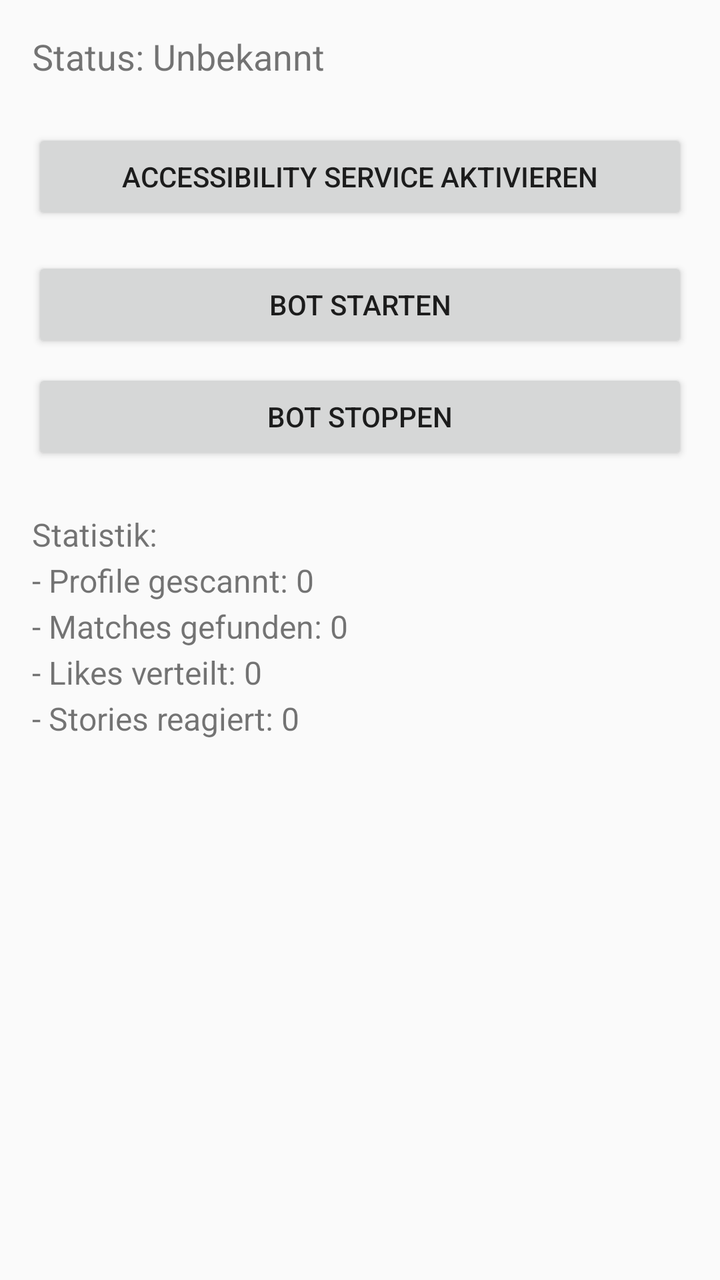
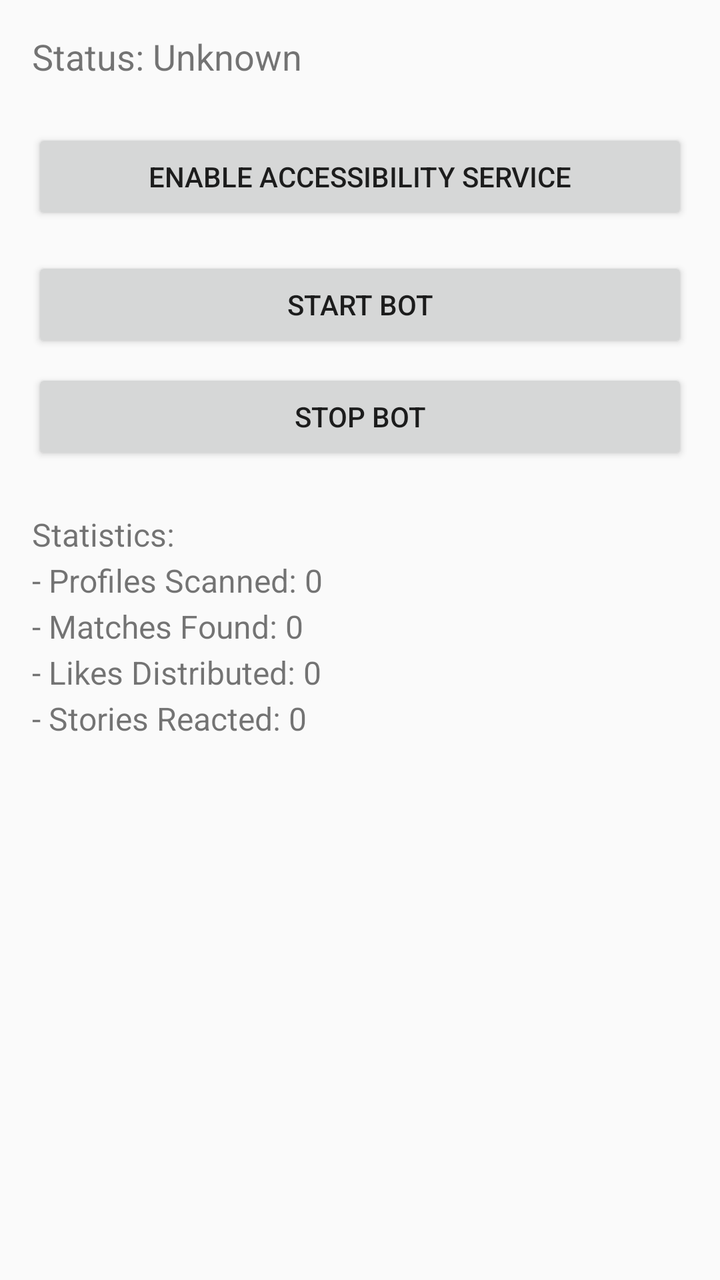

An Android layout rendered at two revisions. The XML below is the earlier revision; the diff shows what the commit changed to produce the second picture.
<!-- AndroidManifest.xml: activity theme Theme.InstaTask -->
<!-- res/layout/activity_main.xml -->
<?xml version="1.0" encoding="utf-8"?>
<LinearLayout xmlns:android="http://schemas.android.com/apk/res/android"
    android:layout_width="match_parent"
    android:layout_height="match_parent"
    android:orientation="vertical"
    android:padding="16dp">

    <TextView
        android:id="@+id/tvStatus"
        android:layout_width="wrap_content"
        android:layout_height="wrap_content"
        android:text="Status: Unbekannt"
        android:textSize="18sp"
        android:layout_marginBottom="24dp" />

    <Button
        android:id="@+id/btnAccessibility"
        android:layout_width="match_parent"
        android:layout_height="wrap_content"
        android:text="Accessibility Service aktivieren"
        android:layout_marginBottom="16dp" />

    <Button
        android:id="@+id/btnStartBot"
        android:layout_width="match_parent"
        android:layout_height="wrap_content"
        android:text="Bot Starten"
        android:layout_marginBottom="8dp" />

    <Button
        android:id="@+id/btnStopBot"
        android:layout_width="match_parent"
        android:layout_height="wrap_content"
        android:text="Bot Stoppen"
        android:layout_marginBottom="24dp" />

    <TextView
        android:id="@+id/tvStats"
        android:layout_width="wrap_content"
        android:layout_height="wrap_content"
        android:text="Statistik:\n- Profile gescannt: 0\n- Matches gefunden: 0\n- Likes verteilt: 0\n- Stories reagiert: 0"
        android:textSize="16sp"
        android:lineSpacingExtra="4dp" />

</LinearLayout>
<!-- resources referenced by this layout -->
<resources>
  <style name="Theme.InstaTask" parent="Theme.AppCompat.Light.NoActionBar" />
</resources>

<!-- the commit's change to res/layout/activity_main.xml (unified diff, before → after) -->
@@ -9,7 +9,7 @@
         android:id="@+id/tvStatus"
         android:layout_width="wrap_content"
         android:layout_height="wrap_content"
-        android:text="Status: Unbekannt"
+        android:text="Status: Unknown"
         android:textSize="18sp"
         android:layout_marginBottom="24dp" />
 
@@ -17,28 +17,28 @@
         android:id="@+id/btnAccessibility"
         android:layout_width="match_parent"
         android:layout_height="wrap_content"
-        android:text="Accessibility Service aktivieren"
+        android:text="Enable Accessibility Service"
         android:layout_marginBottom="16dp" />
 
     <Button
         android:id="@+id/btnStartBot"
         android:layout_width="match_parent"
         android:layout_height="wrap_content"
-        android:text="Bot Starten"
+        android:text="Start Bot"
         android:layout_marginBottom="8dp" />
 
     <Button
         android:id="@+id/btnStopBot"
         android:layout_width="match_parent"
         android:layout_height="wrap_content"
-        android:text="Bot Stoppen"
+        android:text="Stop Bot"
         android:layout_marginBottom="24dp" />
 
     <TextView
         android:id="@+id/tvStats"
         android:layout_width="wrap_content"
         android:layout_height="wrap_content"
-        android:text="Statistik:\n- Profile gescannt: 0\n- Matches gefunden: 0\n- Likes verteilt: 0\n- Stories reagiert: 0"
+        android:text="Statistics:\n- Profiles Scanned: 0\n- Matches Found: 0\n- Likes Distributed: 0\n- Stories Reacted: 0"
         android:textSize="16sp"
         android:lineSpacingExtra="4dp" />
 
